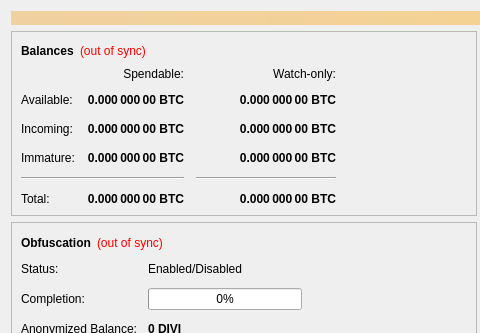
Before: the Qt Designer form src/qt/forms/overviewpage.ui in Beasta/Divicoin, drawn with Qt 5; both pictures show x 0 to 480 and y 0 to 333 of the 960 by 615 pixel window.
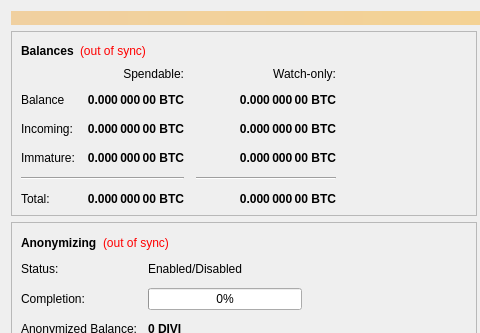
After: the same form once the commit is applied.

Commit message: Changed Divi-qt UI Labels and CSS

```diff
--- a/src/qt/forms/overviewpage.ui
+++ b/src/qt/forms/overviewpage.ui
@@ -319,7 +319,7 @@
             <item row="1" column="0">
              <widget class="QLabel" name="labelBalanceText">
               <property name="text">
-               <string>Available:</string>
+               <string>Balance</string>
               </property>
              </widget>
             </item>
@@ -1078,7 +1078,7 @@
               </font>
              </property>
              <property name="text">
-              <string>Obfuscation</string>
+              <string>Anonymizing</string>
              </property>
             </widget>
            </item>
```
The commit also changes 2 other files.
